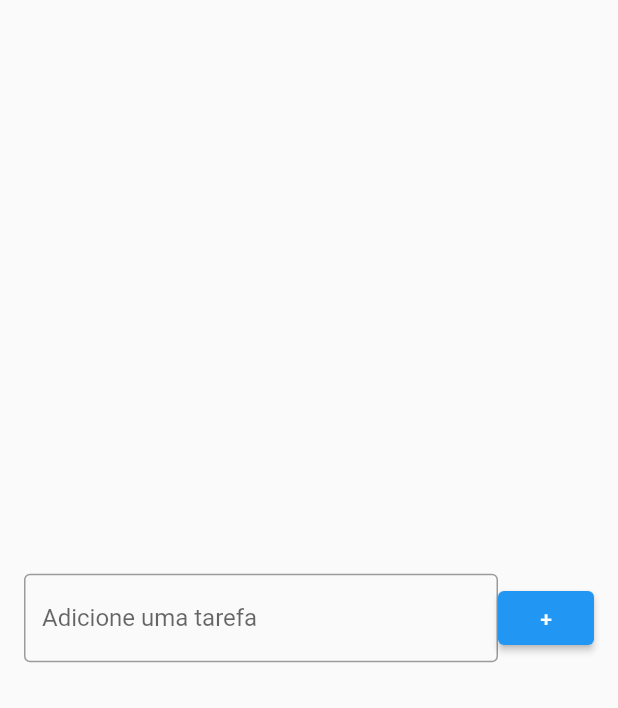
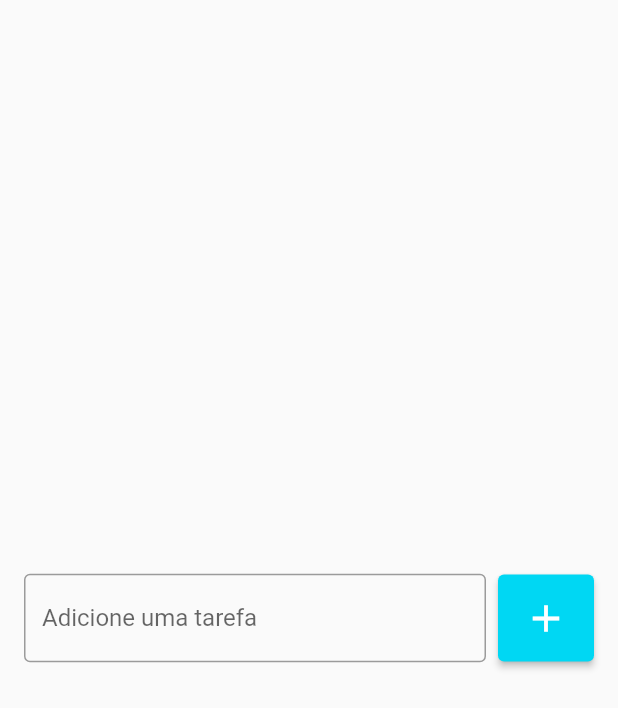
Before and after one commit to adrianoaraujo0/APP_LISTA_DE_TAREFAS, a Flutter app: the screen it shows after launch, on a phone screen of 412 x 824 dp. Shown: the top 708 px of the screen. Run offline on Flutter 3.47's test engine with Material 2 defaults, Android fonts, the phone set to English and light mode, and no system bars.

Commit message:
C.92 - PERSONALIZAÇÃO DE BOTÃO

```diff
--- a/lib/pages/todo_list_page.dart
+++ b/lib/pages/todo_list_page.dart
@@ -23,9 +23,19 @@ class TodoListPage extends StatelessWidget {
                   ),
                 ),
               ),
+              SizedBox(
+                width: 8,
+              ),
               ElevatedButton(
+                style: ElevatedButton.styleFrom(
+                  primary: Color(0xff00d7f3),
+                  padding: EdgeInsets.all(14),
+                ),
                 onPressed: () {},
-                child: Text("+"),
+                child: Icon(
+                 Icons.add,
+                  size: 30,
+                ),
               ),
             ],
           ),
```
